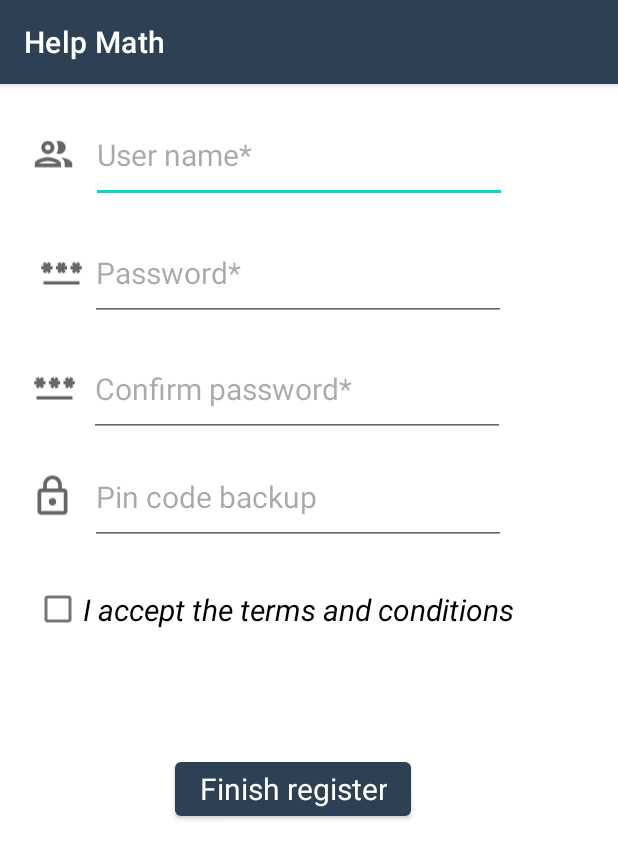
After one commit to Jhoto356/ConvertUnit, an Android app: the RegisterActivity screen opened directly, with no data from a screen before it, on a phone screen of 412 x 824 dp. The commit adds this screen. Shown: the top 859 px of the screen. Run offline under Robolectric (Android 15) with nearby library versions, the phone set to English and light mode, and no system bars.

Commit message:
Se implemento interfaz de registro

```diff
--- a/app/src/main/java/com/example/convertunit/activities/start_activities/LoginActivity.kt
+++ b/app/src/main/java/com/example/convertunit/activities/start_activities/LoginActivity.kt
@@ -1,6 +1,5 @@
 package com.example.convertunit.activities.start_activities
 
-import android.annotation.SuppressLint
 import android.content.Context
 import android.content.Intent
 import androidx.appcompat.app.AppCompatActivity
@@ -68,6 +67,7 @@ class LoginActivity : AppCompatActivity() {
 
     private fun actionsButtons () {
         pressLogIn()
+        pressCreateAccount()
     }
 
     private fun pressLogIn () {
@@ -76,4 +76,10 @@ class LoginActivity : AppCompatActivity() {
         }
     }
 
+    private fun pressCreateAccount () {
+        binding.btnCreateAccount.setOnClickListener {
+            startActivity(Intent(context, RegisterActivity::class.java))
+        }
+    }
+
 }
--- /dev/null
+++ b/app/src/main/java/com/example/convertunit/activities/start_activities/RegisterActivity.kt
@@ -0,0 +1,16 @@
+package com.example.convertunit.activities.start_activities
+
+import androidx.appcompat.app.AppCompatActivity
+import android.os.Bundle
+import com.example.convertunit.databinding.ActivityRegisterBinding
+
+class RegisterActivity : AppCompatActivity() {
+    private lateinit var binding: ActivityRegisterBinding
+
+    override fun onCreate(savedInstanceState: Bundle?) {
+        super.onCreate(savedInstanceState)
+        binding = ActivityRegisterBinding.inflate(layoutInflater)
+        setContentView(binding.root)
+
+    }
+}
--- a/app/src/main/java/com/example/convertunit/activities/start_activities/SplashTheme.kt
+++ b/app/src/main/java/com/example/convertunit/activities/start_activities/SplashTheme.kt
@@ -14,6 +14,7 @@ class SplashTheme : AppCompatActivity() {
         TimeUnit.SECONDS.sleep(2)
 
         startActivity(Intent(this, LoginActivity::class.java))
+        finish()
     }
 
 }
--- /dev/null
+++ b/app/src/main/res/drawable/icon_pin_code.xml
@@ -0,0 +1,10 @@
+<vector xmlns:android="http://schemas.android.com/apk/res/android"
+    android:width="24dp"
+    android:height="24dp"
+    android:viewportWidth="24"
+    android:viewportHeight="24"
+    android:tint="?attr/colorControlNormal">
+  <path
+      android:fillColor="@android:color/white"
+      android:pathData="M18,8h-1L17,6c0,-2.76 -2.24,-5 -5,-5S7,3.24 7,6v2L6,8c-1.1,0 -2,0.9 -2,2v10c0,1.1 0.9,2 2,2h12c1.1,0 2,-0.9 2,-2L20,10c0,-1.1 -0.9,-2 -2,-2zM9,6c0,-1.66 1.34,-3 3,-3s3,1.34 3,3v2L9,8L9,6zM18,20L6,20L6,10h12v10zM12,17c1.1,0 2,-0.9 2,-2s-0.9,-2 -2,-2 -2,0.9 -2,2 0.9,2 2,2z"/>
+</vector>
--- /dev/null
+++ b/app/src/main/res/layout/activity_register.xml
@@ -0,0 +1,200 @@
+<?xml version="1.0" encoding="utf-8"?>
+<androidx.constraintlayout.widget.ConstraintLayout xmlns:android="http://schemas.android.com/apk/res/android"
+    xmlns:app="http://schemas.android.com/apk/res-auto"
+    xmlns:tools="http://schemas.android.com/tools"
+    android:layout_width="match_parent"
+    android:layout_height="match_parent"
+    tools:context=".activities.start_activities.RegisterActivity"
+    android:layout_marginHorizontal="10dp">
+
+
+    <androidx.constraintlayout.widget.ConstraintLayout
+        android:layout_width="wrap_content"
+        android:layout_height="wrap_content"
+        android:layout_marginTop="16dp"
+        app:layout_constraintEnd_toEndOf="parent"
+        app:layout_constraintHorizontal_bias="0.225"
+        app:layout_constraintStart_toStartOf="parent"
+        app:layout_constraintTop_toTopOf="parent">
+
+        <ImageView
+            android:id="@+id/imageView"
+            android:layout_width="30dp"
+            android:layout_height="33dp"
+            android:layout_marginEnd="10dp"
+            android:src="@drawable/icon_user_name"
+            app:layout_constraintBottom_toBottomOf="@+id/tfUserName"
+            app:layout_constraintEnd_toStartOf="@+id/tfUserName"
+            app:layout_constraintHorizontal_bias="0.0"
+            app:layout_constraintStart_toStartOf="parent"
+            app:layout_constraintTop_toTopOf="@+id/tfUserName"
+            app:layout_constraintVertical_bias="0.466"
+            tools:ignore="ContentDescription" />
+
+        <com.google.android.material.textfield.TextInputEditText
+            android:id="@+id/tfUserName"
+            style="@style/InputLoginSt"
+            android:layout_width="277dp"
+            android:layout_height="63dp"
+            android:layout_marginEnd="4dp"
+            android:hint="@string/inputUserName"
+            app:layout_constraintEnd_toEndOf="parent"
+            app:layout_constraintTop_toTopOf="parent" />
+
+    </androidx.constraintlayout.widget.ConstraintLayout>
+
+    <androidx.constraintlayout.widget.ConstraintLayout
+        android:id="@+id/constraintLayout"
+        android:layout_width="315dp"
+        android:layout_height="59dp"
+        android:layout_marginTop="96dp"
+        app:layout_constraintEnd_toEndOf="parent"
+        app:layout_constraintHorizontal_bias="0.225"
+        app:layout_constraintStart_toStartOf="parent"
+        app:layout_constraintTop_toTopOf="parent">
+
+        <ImageView
+            android:id="@+id/imageView2"
+            android:layout_width="30dp"
+            android:layout_height="33dp"
+            android:src="@drawable/icon_password_user"
+            app:layout_constraintBottom_toBottomOf="parent"
+            app:layout_constraintEnd_toStartOf="@+id/tfUserPassword"
+            app:layout_constraintStart_toStartOf="parent"
+            app:layout_constraintTop_toTopOf="@+id/tfUserPassword"
+            tools:ignore="ContentDescription" />
+
+        <com.google.android.material.textfield.TextInputEditText
+            android:id="@+id/tfUserPassword"
+            style="@style/InputLoginSt"
+            android:layout_width="277dp"
+            android:layout_height="63dp"
+
+            android:hint="@string/inputUserPassword"
+            android:inputType="textPassword"
+            app:layout_constraintBottom_toBottomOf="parent"
+            app:layout_constraintEnd_toEndOf="parent"
+            app:layout_constraintTop_toTopOf="parent" />
+
+    </androidx.constraintlayout.widget.ConstraintLayout>
+
+    <androidx.constraintlayout.widget.ConstraintLayout
+        android:layout_width="315dp"
+        android:layout_height="59dp"
+        android:layout_marginTop="172dp"
+        app:layout_constraintEnd_toEndOf="parent"
+        app:layout_constraintHorizontal_bias="0.22"
+        app:layout_constraintStart_toStartOf="parent"
+        app:layout_constraintTop_toTopOf="parent">
+
+        <ImageView
+            android:layout_width="30dp"
+            android:layout_height="33dp"
+            android:layout_marginEnd="10dp"
+            android:src="@drawable/icon_password_user"
+            app:layout_constraintBottom_toBottomOf="@+id/tfUserPasswordConfirm"
+            app:layout_constraintEnd_toStartOf="@+id/tfUserPasswordConfirm"
+            app:layout_constraintHorizontal_bias="0.0"
+            app:layout_constraintStart_toStartOf="parent"
+            app:layout_constraintTop_toTopOf="@+id/tfUserPasswordConfirm"
+            app:layout_constraintVertical_bias="0.433"
+            tools:ignore="ContentDescription,RtlHardcoded"
+            android:layout_marginRight="10dp"/>
+
+        <com.google.android.material.textfield.TextInputEditText
+            android:id="@+id/tfUserPasswordConfirm"
+            style="@style/InputLoginSt"
+            android:layout_width="277dp"
+            android:layout_height="63dp"
+            android:hint="@string/inputUserPasswordConfirm"
+            android:inputType="textPassword"
+            app:layout_constraintEnd_toEndOf="parent"
+            app:layout_constraintTop_toTopOf="parent" />
+
+    </androidx.constraintlayout.widget.ConstraintLayout>
+
+    <androidx.constraintlayout.widget.ConstraintLayout
+        android:layout_width="wrap_content"
+        android:layout_height="wrap_content"
+        android:layout_marginTop="244dp"
+        app:layout_constraintEnd_toEndOf="parent"
+        app:layout_constraintHorizontal_bias="0.213"
+        app:layout_constraintStart_toStartOf="parent"
+        app:layout_constraintTop_toTopOf="parent">
+
+        <ImageView
+            android:layout_width="30dp"
+            android:layout_height="33dp"
+            android:layout_marginRight="10dp"
+            android:src="@drawable/icon_pin_code"
+            app:layout_constraintBottom_toBottomOf="@+id/tfUsePinCodeBackup"
+            app:layout_constraintEnd_toStartOf="@+id/tfUsePinCodeBackup"
+            app:layout_constraintHorizontal_bias="0.0"
+            app:layout_constraintStart_toStartOf="parent"
+            app:layout_constraintTop_toTopOf="@+id/tfUsePinCodeBackup"
+            app:layout_constraintVertical_bias="0.466"
+            tools:ignore="ContentDescription,RtlHardcoded" />
+
+        <com.google.android.material.textfield.TextInputEditText
+            android:id="@+id/tfUsePinCodeBackup"
+            style="@style/InputLoginSt"
+            android:layout_width="277dp"
+            android:layout_height="63dp"
+            android:hint="@string/inputUserPinBackUp"
+            android:inputType="numberPassword"
+            app:layout_constraintBottom_toBottomOf="parent"
+            app:layout_constraintEnd_toEndOf="parent"
+            app:layout_constraintTop_toTopOf="parent" />
+
+    </androidx.constraintlayout.widget.ConstraintLayout>
+
+    <androidx.constraintlayout.widget.ConstraintLayout
+        android:id="@+id/constraintLayout2"
+        android:layout_width="341dp"
+
+        android:layout_height="60dp"
+        android:layout_marginTop="320dp"
+        app:layout_constraintEnd_toEndOf="parent"
+        app:layout_constraintHorizontal_bias="0.313"
+        app:layout_constraintStart_toStartOf="parent"
+        app:layout_constraintTop_toTopOf="parent">
+
+        <CheckBox
+            android:id="@+id/checkBox"
+            android:layout_width="33dp"
+            android:layout_height="58dp"
+            app:layout_constraintBottom_toBottomOf="parent"
+            app:layout_constraintEnd_toEndOf="parent"
+            app:layout_constraintHorizontal_bias="0.0"
+            app:layout_constraintStart_toStartOf="parent"
+            app:layout_constraintTop_toTopOf="parent" />
+
+        <TextView
+            android:id="@+id/textView"
+            style="@style/GenericText"
+            android:layout_width="wrap_content"
+            android:layout_height="wrap_content"
+            android:text="@string/txtTermsAndConditions"
+
+            app:layout_constraintBottom_toBottomOf="parent"
+            app:layout_constraintStart_toEndOf="@+id/checkBox"
+            app:layout_constraintTop_toTopOf="parent" />
+
+    </androidx.constraintlayout.widget.ConstraintLayout>
+
+    <com.google.android.material.button.MaterialButton
+        android:id="@+id/button"
+        style="@style/ButtonLogReg"
+        android:layout_width="wrap_content"
+        android:layout_height="wrap_content"
+        android:layout_marginBottom="272dp"
+        android:text="@string/btnSignIn"
+        app:layout_constraintBottom_toBottomOf="parent"
+        app:layout_constraintEnd_toEndOf="parent"
+        app:layout_constraintHorizontal_bias="0.457"
+
+        app:layout_constraintStart_toStartOf="parent"
+        app:layout_constraintTop_toBottomOf="@+id/constraintLayout2"
+        app:layout_constraintVertical_bias="0.967" />
+
+</androidx.constraintlayout.widget.ConstraintLayout>
--- a/app/src/main/res/values-night/themes.xml
+++ b/app/src/main/res/values-night/themes.xml
@@ -39,7 +39,18 @@
 
     <style name="InputLoginSt" parent="Theme.Material3.Light">
         <item name="android:textColor">@color/cPrimaryLight</item>
-        <item name="android:textSize">30sp</item>
+        <item name="android:textSize">20sp</item>
+    </style>
+
+    <style name="ButtonLogReg" parent="Theme.MaterialComponents">
+        <item name="android:textColor">@color/white</item>
+        <item name="android:textSize">20sp</item>
+    </style>
+
+    <style name="GenericText" parent="Widget.AppCompat.TextView">
+        <item name="android:textColor">@color/black</item>
+        <item name="android:textSize">20sp</item>
+        <item name="android:textStyle">italic</item>
     </style>
 
 </resources>
--- a/app/src/main/res/values/strings.xml
+++ b/app/src/main/res/values/strings.xml
@@ -3,6 +3,12 @@
     <string name="app_name">Help Math</string>
     <string name="inputUserName">User name*</string>
     <string name="inputUserPassword">Password*</string>
+    <string name="inputUserPasswordConfirm">Confirm password*</string>
+    <string name="inputUserPasswordBackRest">Backup password*</string>
+    <string name="inputUserPasswordBackRestConfirm">Confirm backup password*</string>
+    <string name="inputUserPinBackUp">Pin code backup</string>
+    <string name="txtTermsAndConditions">I accept the terms and conditions</string>
+    <string name="btnSignIn">Finish register</string>
     <string name="btnLogIn">Log in</string>
     <string name="txtNotAccount">Don´t have account:</string>
     <string name="txtCreateAccount">Create account</string>
```
Also changed, not shown: app/src/main/AndroidManifest.xml (+7 -5 lines).
